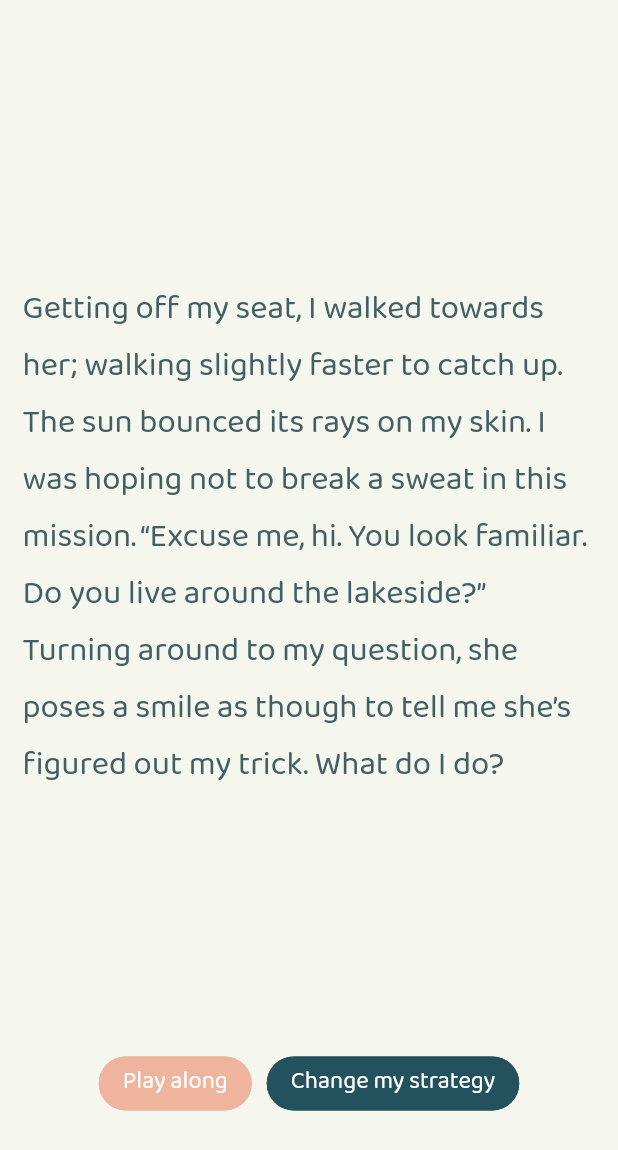
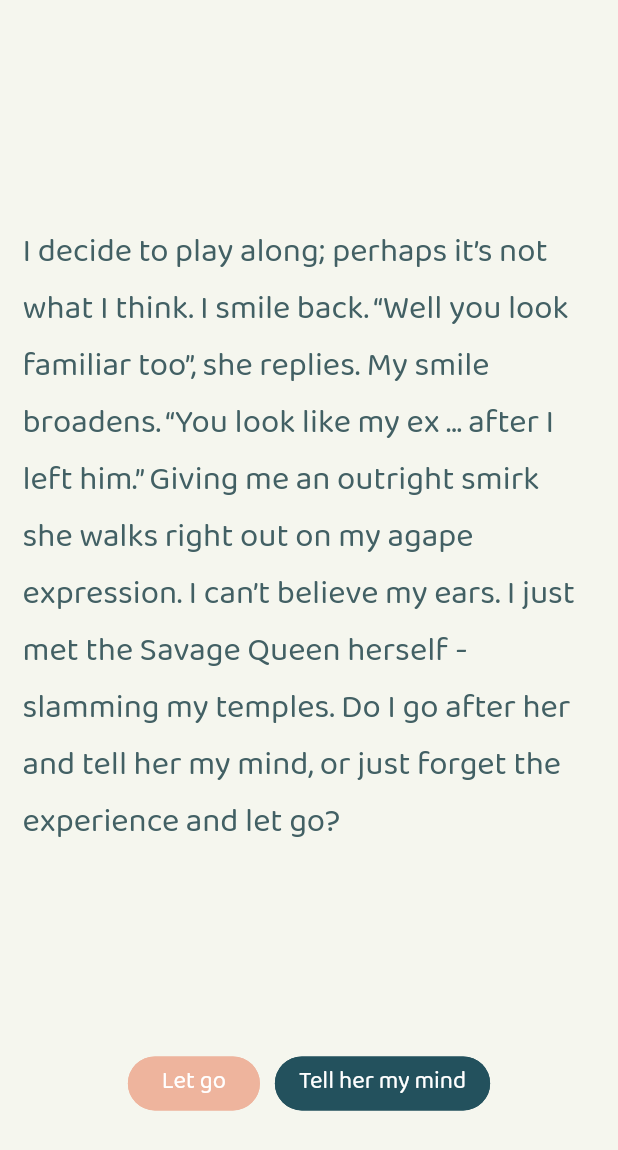
Before and after one commit to bralash/storyapp, a Flutter app: the screen it shows after launch, after a tap on "Take her number", after a tap on "Play along", on a phone screen of 412 x 824 dp. Shown: the top 1150 px of the screen. Run offline on Flutter 3.47's test engine with Material 2 defaults, Android fonts, the phone set to English and light mode, and no system bars.

Commit message:
updated the stories

```diff
--- a/lib/story_logic.dart
+++ b/lib/story_logic.dart
@@ -5,38 +5,61 @@ class StoryLogic {
     Story(
         // Scene 01
         storyText:
-            'She was dressed in red, hair flowing down like a veil. She glanced at me as she walked past; such a sight to behold! Taking out my phone involuntarily, I stare at it for a moment, deciding whether to take a picture of the passing girl or to take a step to ask for her number.',
+            'She is dressed in red, hair flowing down like a veil. She glances at me as she walks past; such a sight to behold!Taking out my phone involuntarily, I stare at it for a moment, deciding whether to take a pic of the passing girl or to take a step to ask for her number.',
         firstChoice: 'Take her number',
         secondChoice: 'Take a picture'),
     Story(
         // Scene 02
         storyText:
-            'Getting off my seat, I walked towards her; walking slightly faster to catch up. The sun bounced its rays on my skin. I was hoping not to break a sweat in this mission. “Excuse me, hi. You look familiar. Do you live around the lakeside?” Turning around to my question, she poses a smile as though to tell me she’s figured out my trick. What do I do?',
+            'Getting off my seat, I walk towards her; walking slightly faster to catch up. The sun bounced its rays off my skin. I was hoping not to break a sweat in the mission. “\Excuse me, hi. You look familiar. Do you live around the lakeside?\”Turning around to my question, she poses a smile, almost a smirk, as though to tell me she’s figured out my scheme. What do I do?',
         firstChoice: 'Play along',
         secondChoice: 'Change my strategy'),
     Story(
         // Scene 03
         storyText:
-            'Zooming right into her gorgeousness, I take a pic of her in twilight mode; my HD cam capturing the smoothness of her skin and the flare of her gait. The emptiness that filled my heart like ablake hole resurfaced. Ouch! Such a lonely me! Rising from the bench, I take a step. But should it be towards the coffee shop or towards the mall?',
+            'Zooming right into her gorgeousness, I take a pic of her in twilight mode, with my phone; my HD camera capturing the smoothness of her skin and the flare of her gait.The emptiness that filled my heart as a black hole resurfaced. Ouch! Such a lonely me! Rising from the bench. I take a step. But should it be towards the coffee shop or towards the mall?',
         firstChoice: 'Go to the mall',
         secondChoice: 'Go to the coffee shop'),
     Story(
         //Scene 04
         storyText:
-            'The mall is crowded. Teenagers hanging out at the game centers, couples moving in and out of the theatre, and me, standing in the middle of the mall, wondering what exactly to do and where exactly to go. I spotted an old school friend. Should I approach him? What if he asks if I’m married with kids?',
-        firstChoice: 'Approach him',
-        secondChoice: 'Allow him to ask question'),
-    // Story(
-    //     //Scene 05
-    //     storyText:
-    //         'The coffee shop isn’t crowded, as expected, atmosphere soft, with a touch of calm. Looking around, I spot an empty seat close to the window. I order coffee, black. Watching the steam dance to the tune of my saddened heart, I reminisce about my experience in high school, how unpopular I was, how out of place, how mostly … wait, what do I do with the pic I just took?',
-    //     firstChoice: 'Delete the picture',
-    //     secondChoice: 'Save the picture'),
-    // Story(
-    //   // Scene 06
-    //     storyText: 'I decided to play along; perhaps it’s not what I think. I smile back. “Well you look familiar too”, she replied. My smile broadened. “You look like my ex, after I left him.” Giving me a smirk she walked right out on my agape expression. I couldn’t believe my ears. I had just met Queen Savage herself - slamming my temples. Do I go after her and tell her my mind, or just forget the experience and let go?',
-    //     firstChoice: 'Take her to the'
-    // )
+            'I walk towards the mall. The mall is crowded; teenagers hanging out at the game centers, couples moving in and out of the theatre, and me, standing in the middle of the mall, wondering exactly what to do and where to go. I approach a snack bar. It wouldn’t hurt to soothe my loneliness with a taste from heaven. I speak to the lady at the counter, “hi”. Just then I spot an old school friend from a close distance. Should I approach him? What if he asks if I’m married with kids?',
+        firstChoice: 'Dodge',
+        secondChoice: 'Approach'),
+    Story(
+        //Scene 05
+        storyText:
+            'I walk towards the coffee shop. It isn’t crowded, as expected; the atmosphere’s soft, with a touch of calm. Looking around, I spot a table close to the window. The menu at the coffee shop isn’t as lethal, I think. I order coffee, black. Watching the steam dance to the tune of calm, I take a look around as if to crosscheck that nobody I know is present. I spot an old school friend, fortunately, or unfortunately. Should I let him see me? What if he asks if I’m married with kids?',
+        firstChoice: 'Dodge',
+        secondChoice: 'Approach'),
+    Story(
+      // Scene 06
+      storyText:
+          'I decide to play along; perhaps it’s not what I think. I smile back. “Well you look familiar too”, she replies. My smile broadens. “You look like my ex ... after I left him.” Giving me an outright smirk she walks right out on my agape expression. I can’t believe my ears. I just met the Savage Queen herself - slamming my temples. Do I go after her and tell her my mind, or just forget the experience and let go?',
+      firstChoice: 'Let go',
+      secondChoice: 'Tell her my mind',
+    ),
+    Story(
+      //Scene 07
+      storyText:
+          'Changing my strategy, I quickly said, “Oops, my bad! I do recall who you look like, actually; my old college mate. With a smile, I continue, “Anyway, on your way to the mall?” She looks at me intently and replies “No, but unless you’re inviting me out?” I freeze, unprepared for such a response. I stutter, “We-ell, exactly! I’ll be glad to do you the honors.” Now walking off with her, I begin to rummage through my brain for exactly what to do with her at the mall or where to take her to.',
+      firstChoice: 'Take her to the eatery',
+      secondChoice: 'Do a movie',
+    ),
+    Story(
+      //Scene 08
+      storyText:
+          'We take the elevator to the Theatre floor. Other couples are trooping in as well. Looks like we aren’t too late after all. I feel lucky. “What do we watch tonight?” Walking towards one theatre door, she exclaims, “This!” I get closer to take a look at the movie title displayed near the entrance. It reads, “Patented Love”. I start to get sweaty, not because I’m uninterested in the movie - I’d actually pay the world to have that - but because, not having planned for a date, I’m too low on cash to afford that particular movie. Do I tell her the truth or try to change her mind on the movie choice?',
+      firstChoice: 'Change her mind',
+      secondChoice: 'Tell her the truth',
+    ),
+    Story(
+      //Scene 09
+      storyText:
+          'There are about twelve eateries at the mall, but I choose the one with the most romantic setting; daylight-lit ambiance with soft music. We take a seat. The menu is handed to us. Brined House-cut Pork Chops, Honey-glazed Baked Brie, Sundried Tomato Risotto Cakes … my temperature is beginning to rise. I begin to feel for my credit card in my pocket because my cash wouldn’t suffice. Goodness! I left it. How do I pay for these kinds of dishes? Do I tell her the truth or try to change her mind on the eatery choice?',
+      firstChoice: 'Change her mind',
+      secondChoice: 'Tell her the truth',
+    )
   ];
 
   int _storyNumber = 0;
@@ -58,10 +81,38 @@ class StoryLogic {
       _storyNumber = 1;
     } else if (choiceNumber == 2 && _storyNumber == 0) {
       _storyNumber = 2;
+    } else if (choiceNumber == 1 && _storyNumber == 1) {
+      _storyNumber = 5;
+    } else if (choiceNumber == 2 && _storyNumber == 1) {
+      _storyNumber = 6;
     } else if (choiceNumber == 1 && _storyNumber == 2) {
       _storyNumber = 3;
     } else if (choiceNumber == 2 && _storyNumber == 2) {
       _storyNumber = 4;
+    } else if (choiceNumber == 1 && _storyNumber == 3) {
+      _storyNumber = 12;
+    } else if (choiceNumber == 2 && _storyNumber == 3) {
+      _storyNumber = 11;
+    } else if (choiceNumber == 1 && _storyNumber == 4) {
+      _storyNumber = 12;
+    } else if (choiceNumber == 2 && _storyNumber == 4) {
+      _storyNumber = 11;
+    } else if (choiceNumber == 1 && _storyNumber == 5) {
+      _storyNumber = 3;
+    } else if (choiceNumber == 2 && _storyNumber == 5) {
+      _storyNumber = 10;
+    } else if (choiceNumber == 1 && _storyNumber == 6) {
+      _storyNumber = 3;
+    } else if (choiceNumber == 2 && _storyNumber == 6) {
+      _storyNumber = 10;
+    } else if (choiceNumber == 1 && _storyNumber == 7) {
+      _storyNumber = 4;
+    } else if (choiceNumber == 2 && _storyNumber == 7) {
+      _storyNumber = 10;
+    } else if (choiceNumber == 1 && _storyNumber == 8) {
+      _storyNumber = 4;
+    } else if (choiceNumber == 2 && _storyNumber == 8) {
+      _storyNumber = 10;
     }
   }
 
```
